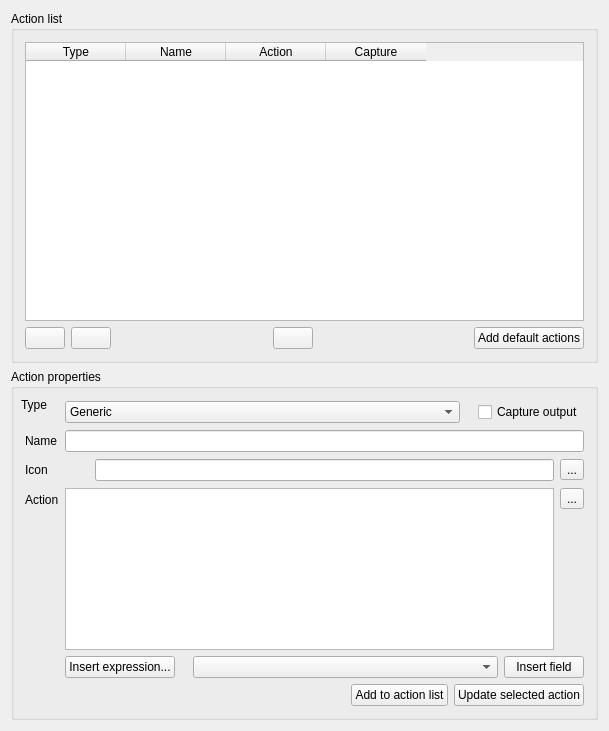
This is src/ui/qgsattributeactiondialogbase.ui in carsmie/QGIS as Qt 5 draws it before an edit. The edited form follows.
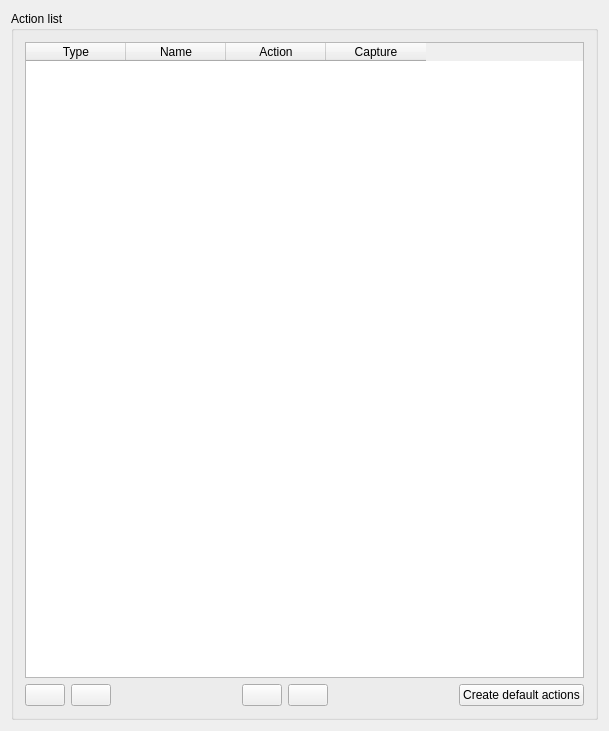
This is the edited form. Icons and pictures are not drawn. Custom widgets are drawn as their Qt base class.

Commit message:
Refactor attribute action dialog
The attribute action dialog had some UX flaws that an action was edited
in the same dialog as the action list lives. When changing the active
icon without applying changes, all changes have been lost. This fixes
this behavior by using a separate dialog to change action properties.

The edit to the form file:
```diff
--- a/src/ui/qgsattributeactiondialogbase.ui
+++ b/src/ui/qgsattributeactiondialogbase.ui
@@ -20,6 +20,19 @@
    <string>Attribute Actions</string>
   </property>
   <layout class="QGridLayout" name="gridLayout_2">
+   <item row="1" column="0">
+    <spacer name="verticalSpacer">
+     <property name="orientation">
+      <enum>Qt::Vertical</enum>
+     </property>
+     <property name="sizeHint" stdset="0">
+      <size>
+       <width>20</width>
+       <height>0</height>
+      </size>
+     </property>
+    </spacer>
+   </item>
    <item row="0" column="0">
     <widget class="QgsCollapsibleGroupBox" name="groupBoxActionList">
      <property name="sizePolicy">
@@ -35,6 +48,66 @@
       <string notr="true">actiongroup</string>
      </property>
      <layout class="QGridLayout" name="gridLayout_3">
+      <item row="1" column="1">
+       <widget class="QPushButton" name="mMoveDownButton">
+        <property name="sizePolicy">
+         <sizepolicy hsizetype="Maximum" vsizetype="Fixed">
+          <horstretch>0</horstretch>
+          <verstretch>0</verstretch>
+         </sizepolicy>
+        </property>
+        <property name="toolTip">
+         <string>Move the selected action down</string>
+        </property>
+        <property name="text">
+         <string/>
+        </property>
+        <property name="icon">
+         <iconset resource="../../images/images.qrc">
+          <normaloff>:/images/themes/default/mActionArrowDown.png</normaloff>:/images/themes/default/mActionArrowDown.png</iconset>
+        </property>
+       </widget>
+      </item>
+      <item row="1" column="3">
+       <widget class="QPushButton" name="mRemoveButton">
+        <property name="sizePolicy">
+         <sizepolicy hsizetype="Maximum" vsizetype="Fixed">
+          <horstretch>0</horstretch>
+          <verstretch>0</verstretch>
+         </sizepolicy>
+        </property>
+        <property name="toolTip">
+         <string>Remove the selected action</string>
+        </property>
+        <property name="text">
+         <string/>
+        </property>
+        <property name="icon">
+         <iconset resource="../../images/images.qrc">
+          <normaloff>:/images/themes/default/symbologyRemove.svg</normaloff>:/images/themes/default/symbologyRemove.svg</iconset>
+        </property>
+       </widget>
+      </item>
+      <item row="1" column="5">
+       <spacer name="horizontalSpacer_4">
+        <property name="orientation">
+         <enum>Qt::Horizontal</enum>
+        </property>
+        <property name="sizeHint" stdset="0">
+         <size>
+          <width>40</width>
+          <height>20</height>
+         </size>
+        </property>
+       </spacer>
+      </item>
+      <item row="1" column="6">
+       <widget class="QPushButton" name="mAddDefaultActionsButton">
+        <property name="text">
+         <string>Create default actions</string>
+        </property>
+       </widget>
+      </item>
       <item row="1" column="0">
        <widget class="QPushButton" name="moveUpButton">
         <property name="sizePolicy">
@@ -55,8 +128,8 @@
         </property>
        </widget>
       </item>
-      <item row="0" column="0" colspan="6">
-       <widget class="QTableWidget" name="attributeActionTable">
+      <item row="0" column="0" colspan="7">
+       <widget class="QTableWidget" name="mAttributeActionTable">
         <property name="sizePolicy">
          <sizepolicy hsizetype="Expanding" vsizetype="Expanding">
           <horstretch>0</horstretch>
@@ -97,66 +170,6 @@
         </column>
        </widget>
       </item>
-      <item row="1" column="3">
-       <widget class="QPushButton" name="removeButton">
-        <property name="sizePolicy">
-         <sizepolicy hsizetype="Maximum" vsizetype="Fixed">
-          <horstretch>0</horstretch>
-          <verstretch>0</verstretch>
-         </sizepolicy>
-        </property>
-        <property name="toolTip">
-         <string>Remove the selected action</string>
-        </property>
-        <property name="text">
-         <string/>
-        </property>
-        <property name="icon">
-         <iconset resource="../../images/images.qrc">
-          <normaloff>:/images/themes/default/symbologyRemove.svg</normaloff>:/images/themes/default/symbologyRemove.svg</iconset>
-        </property>
-       </widget>
-      </item>
-      <item row="1" column="1">
-       <widget class="QPushButton" name="moveDownButton">
-        <property name="sizePolicy">
-         <sizepolicy hsizetype="Maximum" vsizetype="Fixed">
-          <horstretch>0</horstretch>
-          <verstretch>0</verstretch>
-         </sizepolicy>
-        </property>
-        <property name="toolTip">
-         <string>Move the selected action down</string>
-        </property>
-        <property name="text">
-         <string/>
-        </property>
-        <property name="icon">
-         <iconset resource="../../images/images.qrc">
-          <normaloff>:/images/themes/default/mActionArrowDown.png</normaloff>:/images/themes/default/mActionArrowDown.png</iconset>
-        </property>
-       </widget>
-      </item>
-      <item row="1" column="5">
-       <widget class="QPushButton" name="addDefaultActionsButton">
-        <property name="text">
-         <string>Add default actions</string>
-        </property>
-       </widget>
-      </item>
-      <item row="1" column="4">
-       <spacer name="horizontalSpacer_4">
-        <property name="orientation">
-         <enum>Qt::Horizontal</enum>
-        </property>
-        <property name="sizeHint" stdset="0">
-         <size>
-          <width>40</width>
-          <height>20</height>
-         </size>
-        </property>
-       </spacer>
-      </item>
       <item row="1" column="2">
        <spacer name="horizontalSpacer_5">
         <property name="orientation">
@@ -170,363 +183,23 @@
         </property>
        </spacer>
       </item>
-     </layout>
-    </widget>
-   </item>
-   <item row="1" column="0">
-    <widget class="QgsCollapsibleGroupBox" name="groupBoxActionProperties">
-     <property name="sizePolicy">
-      <sizepolicy hsizetype="Preferred" vsizetype="Preferred">
-       <horstretch>0</horstretch>
-       <verstretch>3</verstretch>
-      </sizepolicy>
-     </property>
-     <property name="title">
-      <string>Action properties</string>
-     </property>
-     <property name="syncGroup" stdset="0">
-      <string notr="true">actiongroup</string>
-     </property>
-     <layout class="QFormLayout" name="formLayout">
-      <property name="fieldGrowthPolicy">
-       <enum>QFormLayout::AllNonFixedFieldsGrow</enum>
-      </property>
-      <property name="labelAlignment">
-       <set>Qt::AlignLeading|Qt::AlignLeft|Qt::AlignVCenter</set>
-      </property>
-      <item row="0" column="1">
-       <layout class="QHBoxLayout" name="horizontalLayout_4">
-        <item>
-         <widget class="QComboBox" name="actionType">
-          <property name="sizePolicy">
-           <sizepolicy hsizetype="Expanding" vsizetype="Fixed">
-            <horstretch>0</horstretch>
-            <verstretch>0</verstretch>
-           </sizepolicy>
-          </property>
-          <item>
-           <property name="text">
-            <string>Generic</string>
-           </property>
-          </item>
-          <item>
-           <property name="text">
-            <string>Python</string>
-           </property>
-          </item>
-          <item>
-           <property name="text">
-            <string>Mac</string>
-           </property>
-          </item>
-          <item>
-           <property name="text">
-            <string>Windows</string>
-           </property>
-          </item>
-          <item>
-           <property name="text">
-            <string>Unix</string>
-           </property>
-          </item>
-          <item>
-           <property name="text">
-            <string>Open</string>
-           </property>
-          </item>
-         </widget>
-        </item>
-        <item>
-         <spacer name="horizontalSpacer_3">
-          <property name="orientation">
-           <enum>Qt::Horizontal</enum>
-          </property>
-          <property name="sizeType">
-           <enum>QSizePolicy::Fixed</enum>
-          </property>
-          <property name="sizeHint" stdset="0">
-           <size>
-            <width>12</width>
-            <height>24</height>
-           </size>
-          </property>
-         </spacer>
-        </item>
-        <item>
-         <widget class="QCheckBox" name="captureCB">
-          <property name="toolTip">
-           <string>Captures any output from the action</string>
-          </property>
-          <property name="whatsThis">
-           <string>Captures the standard output or error generated by the action and displays it in a dialog box</string>
-          </property>
-          <property name="text">
-           <string>Capture output</string>
-          </property>
-         </widget>
-        </item>
-       </layout>
-      </item>
-      <item row="1" column="0">
-       <widget class="QLabel" name="textLabel1">
-        <property name="whatsThis">
-         <string>Enter the name of an action here. The name should be unique (qgis will make it unique if necessary).</string>
-        </property>
-        <property name="text">
-         <string>Name</string>
-        </property>
-        <property name="buddy">
-         <cstring>actionName</cstring>
-        </property>
-       </widget>
-      </item>
-      <item row="1" column="1">
-       <widget class="QLineEdit" name="actionName">
+      <item row="1" column="4">
+       <widget class="QPushButton" name="mAddButton">
         <property name="toolTip">
          <string>Enter the action name here</string>
         </property>
-        <property name="whatsThis">
-         <string>Enter the name of an action here. The name should be unique (qgis will make it unique if necessary).</string>
-        </property>
-       </widget>
-      </item>
-      <item row="2" column="0">
-       <widget class="QLabel" name="label_2">
         <property name="text">
-         <string>Icon</string>
+         <string/>
         </property>
-       </widget>
-      </item>
-      <item row="3" column="0">
-       <widget class="QLabel" name="textLabel2">
-        <property name="whatsThis">
-         <string>Enter the action here. This can be any program, script or command that is available on your system. When the action is invoked any set of characters that start with a % and then have the name of a field will be replaced by the value of that field. The special characters %% will be replaced by the value of the field that was selected. Double quote marks group text into single arguments to the program, script or command. Double quotes will be ignored if prefixed with a backslash</string>
+        <property name="icon">
+         <iconset resource="../../images/images.qrc">
+          <normaloff>:/images/themes/default/symbologyAdd.png</normaloff>:/images/themes/default/symbologyAdd.png</iconset>
         </property>
-        <property name="text">
-         <string>Action</string>
-        </property>
-        <property name="buddy">
-         <cstring>actionAction</cstring>
-        </property>
        </widget>
       </item>
-      <item row="3" column="1">
-       <layout class="QGridLayout" name="gridLayout_4">
-        <item row="0" column="1">
-         <widget class="QToolButton" name="browseButton">
-          <property name="toolTip">
-           <string>Browse for action</string>
-          </property>
-          <property name="statusTip">
-           <string>Click to browse for an action</string>
-          </property>
-          <property name="whatsThis">
-           <string>Clicking the button will let you select an application to use as the action</string>
-          </property>
-          <property name="text">
-           <string>...</string>
-          </property>
-          <property name="icon">
-           <iconset resource="../../images/images.qrc">
-            <normaloff>:/images/themes/default/mActionFileOpen.svg</normaloff>:/images/themes/default/mActionFileOpen.svg</iconset>
-          </property>
-         </widget>
-        </item>
-        <item row="1" column="1">
-         <spacer name="verticalSpacer_2">
-          <property name="orientation">
-           <enum>Qt::Vertical</enum>
-          </property>
-          <property name="sizeHint" stdset="0">
-           <size>
-            <width>20</width>
-            <height>40</height>
-           </size>
-          </property>
-         </spacer>
-        </item>
-        <item row="0" column="0" rowspan="2">
-         <widget class="QPlainTextEdit" name="actionAction">
-          <property name="sizePolicy">
-           <sizepolicy hsizetype="Expanding" vsizetype="Expanding">
-            <horstretch>0</horstretch>
-            <verstretch>0</verstretch>
-           </sizepolicy>
-          </property>
-          <property name="toolTip">
-           <string>Enter the action command here</string>
-          </property>
-          <property name="whatsThis">
-           <string>Enter the action here. This can be any program, script or command that is available on your system. When the action is invoked any set of characters within [% and %] will be evaluated as expression and replaced by its result. Double quote marks group text into single arguments to the program, script or command. Double quotes will be ignored if prefixed with a backslash</string>
-          </property>
-         </widget>
-        </item>
-       </layout>
-      </item>
-      <item row="4" column="1">
-       <layout class="QHBoxLayout" name="horizontalLayout_2">
-        <item>
-         <widget class="QPushButton" name="insertExpressionButton">
-          <property name="sizePolicy">
-           <sizepolicy hsizetype="Fixed" vsizetype="Fixed">
-            <horstretch>0</horstretch>
-            <verstretch>0</verstretch>
-           </sizepolicy>
-          </property>
-          <property name="toolTip">
-           <string>Inserts an expression into the action</string>
-          </property>
-          <property name="text">
-           <string>Insert expression...</string>
-          </property>
-         </widget>
-        </item>
-        <item>
-         <spacer name="horizontalSpacer_2">
-          <property name="orientation">
-           <enum>Qt::Horizontal</enum>
-          </property>
-          <property name="sizeType">
-           <enum>QSizePolicy::Fixed</enum>
-          </property>
-          <property name="sizeHint" stdset="0">
-           <size>
-            <width>12</width>
-            <height>20</height>
-           </size>
-          </property>
-         </spacer>
-        </item>
-        <item>
-         <widget class="QComboBox" name="fieldComboBox">
-          <property name="toolTip">
-           <string>The valid attribute names for this layer</string>
-          </property>
-         </widget>
-        </item>
-        <item>
-         <widget class="QPushButton" name="insertFieldButton">
-          <property name="sizePolicy">
-           <sizepolicy hsizetype="Fixed" vsizetype="Fixed">
-            <horstretch>0</horstretch>
-            <verstretch>0</verstretch>
-           </sizepolicy>
-          </property>
-          <property name="toolTip">
-           <string>Inserts the selected field into the action</string>
-          </property>
-          <property name="text">
-           <string>Insert field</string>
-          </property>
-         </widget>
-        </item>
-       </layout>
-      </item>
-      <item row="5" column="0" colspan="2">
-       <layout class="QHBoxLayout" name="horizontalLayout_3">
-        <item>
-         <spacer name="horizontalSpacer">
-          <property name="orientation">
-           <enum>Qt::Horizontal</enum>
-          </property>
-          <property name="sizeType">
-           <enum>QSizePolicy::Expanding</enum>
-          </property>
-          <property name="sizeHint" stdset="0">
-           <size>
-            <width>12</width>
-            <height>20</height>
-           </size>
-          </property>
-         </spacer>
-        </item>
-        <item>
-         <widget class="QPushButton" name="insertButton">
-          <property name="toolTip">
-           <string>Inserts the action into the list above</string>
-          </property>
-          <property name="text">
-           <string>Add to action list</string>
-          </property>
-         </widget>
-        </item>
-        <item>
-         <widget class="QPushButton" name="updateButton">
-          <property name="toolTip">
-           <string>Update the selected action</string>
-          </property>
-          <property name="text">
-           <string>Update selected action</string>
-          </property>
-         </widget>
-        </item>
-       </layout>
-      </item>
-      <item row="2" column="1">
-       <layout class="QHBoxLayout" name="horizontalLayout_5">
-        <item>
-         <widget class="QLabel" name="iconPreview">
-          <property name="sizePolicy">
-           <sizepolicy hsizetype="Fixed" vsizetype="Fixed">
-            <horstretch>24</horstretch>
-            <verstretch>24</verstretch>
-           </sizepolicy>
-          </property>
-          <property name="minimumSize">
-           <size>
-            <width>24</width>
-            <height>24</height>
-           </size>
-          </property>
-          <property name="text">
-           <string/>
-          </property>
-         </widget>
-        </item>
-        <item>
-         <widget class="QLineEdit" name="actionIcon"/>
-        </item>
-        <item>
-         <widget class="QToolButton" name="chooseIconButton">
-          <property name="text">
-           <string>...</string>
-          </property>
-         </widget>
-        </item>
-       </layout>
-      </item>
      </layout>
-     <widget class="QLabel" name="label">
-      <property name="geometry">
-       <rect>
-        <x>10</x>
-        <y>20</y>
-        <width>41</width>
-        <height>31</height>
-       </rect>
-      </property>
-      <property name="text">
-       <string>Type</string>
-      </property>
-      <property name="buddy">
-       <cstring>actionType</cstring>
-      </property>
-     </widget>
     </widget>
    </item>
-   <item row="2" column="0">
-    <spacer name="verticalSpacer">
-     <property name="orientation">
-      <enum>Qt::Vertical</enum>
-     </property>
-     <property name="sizeHint" stdset="0">
-      <size>
-       <width>20</width>
-       <height>0</height>
-      </size>
-     </property>
-    </spacer>
-   </item>
   </layout>
  </widget>
  <layoutdefault spacing="6" margin="11"/>
```
Left out of the diff: 26 changed lines with no effect on the pictures. The commit also changes 8 other files.
